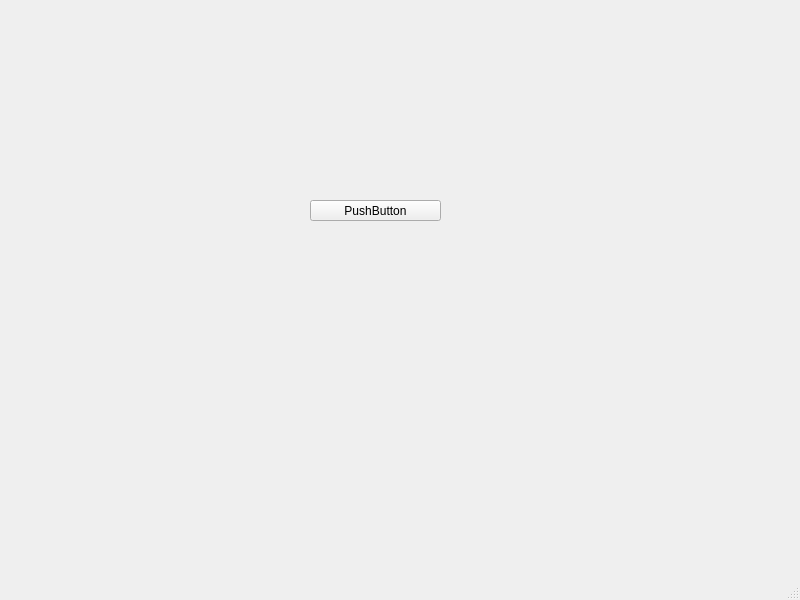
Qt form CyberRange/Client/MainMenu.ui (Pafy-24/CyberRange----POO) before a commit.
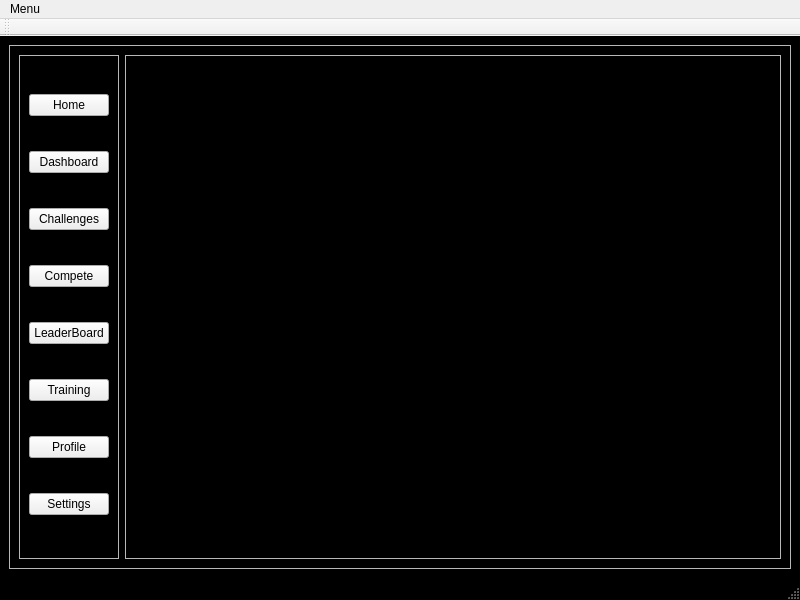
The same form after that commit. Icons and pictures are not drawn.

Commit message: update main menu + pages

Patch:
```diff
--- a/CyberRange/Client/MainMenu.ui
+++ b/CyberRange/Client/MainMenu.ui
@@ -13,20 +13,251 @@
   <property name="windowTitle">
    <string>MainMenu</string>
   </property>
+  <property name="styleSheet">
+   <string notr="true">QMainWindow {
+    background-image: url(:/background/fundal3.jpg);
+    background-position: center;
+    background-repeat: no-repeat;
+    background-color: black;
+}</string>
+  </property>
   <widget class="QWidget" name="centralwidget">
-   <widget class="QPushButton" name="pushButton">
-    <property name="geometry">
-     <rect>
-      <x>310</x>
-      <y>200</y>
-      <width>131</width>
-      <height>21</height>
-     </rect>
-    </property>
-    <property name="text">
-     <string>PushButton</string>
-    </property>
-   </widget>
+   <layout class="QVBoxLayout" name="verticalLayout_3">
+    <item>
+     <widget class="QFrame" name="Content">
+      <property name="frameShape">
+       <enum>QFrame::Shape::StyledPanel</enum>
+      </property>
+      <property name="frameShadow">
+       <enum>QFrame::Shadow::Raised</enum>
+      </property>
+      <layout class="QHBoxLayout" name="horizontalLayout">
+       <item>
+        <widget class="QFrame" name="frameLeftMenu">
+         <property name="frameShape">
+          <enum>QFrame::Shape::StyledPanel</enum>
+         </property>
+         <property name="frameShadow">
+          <enum>QFrame::Shadow::Raised</enum>
+         </property>
+         <layout class="QVBoxLayout" name="verticalLayout">
+          <item>
+           <widget class="QPushButton" name="HomeButton">
+            <property name="text">
+             <string>Home</string>
+            </property>
+           </widget>
+          </item>
+          <item>
+           <widget class="QPushButton" name="DashboardButton">
+            <property name="text">
+             <string>Dashboard</string>
+            </property>
+           </widget>
+          </item>
+          <item>
+           <widget class="QPushButton" name="ChallengesButton">
+            <property name="text">
+             <string>Challenges</string>
+            </property>
+           </widget>
+          </item>
+          <item>
+           <widget class="QPushButton" name="CompeteButton">
+            <property name="text">
+             <string>Compete</string>
+            </property>
+           </widget>
+          </item>
+          <item>
+           <widget class="QPushButton" name="LeaderboardButton">
+            <property name="text">
+             <string>LeaderBoard</string>
+            </property>
+           </widget>
+          </item>
+          <item>
+           <widget class="QPushButton" name="TrainingButton">
+            <property name="text">
+             <string>Training</string>
+            </property>
+           </widget>
+          </item>
+          <item>
+           <widget class="QPushButton" name="ProfileButton">
+            <property name="text">
+             <string>Profile</string>
+            </property>
+           </widget>
+          </item>
+          <item>
+           <widget class="QPushButton" name="SettingsButton">
+            <property name="text">
+             <string>Settings</string>
+            </property>
+           </widget>
+          </item>
+         </layout>
+        </widget>
+       </item>
+       <item>
+        <widget class="QFrame" name="frame_pages">
+         <property name="frameShape">
+          <enum>QFrame::Shape::StyledPanel</enum>
+         </property>
+         <property name="frameShadow">
+          <enum>QFrame::Shadow::Raised</enum>
+         </property>
+         <layout class="QVBoxLayout" name="verticalLayout_2">
+          <item>
+           <widget class="QStackedWidget" name="stackedWidget">
+            <property name="font">
+             <font>
+              <pointsize>14</pointsize>
+             </font>
+            </property>
+            <widget class="QWidget" name="Dashboard">
+             <layout class="QVBoxLayout" name="verticalLayout_4">
+              <item>
+               <widget class="QLabel" name="label_Dash">
+                <property name="font">
+                 <font>
+                  <pointsize>14</pointsize>
+                  <italic>true</italic>
+                  <bold>true</bold>
+                 </font>
+                </property>
+                <property name="text">
+                 <string>DASHBOARD</string>
+                </property>
+                <property name="alignment">
+                 <set>Qt::AlignmentFlag::AlignCenter</set>
+                </property>
+               </widget>
+              </item>
+             </layout>
+            </widget>
+            <widget class="QWidget" name="Home">
+             <layout class="QVBoxLayout" name="verticalLayout_7">
+              <item>
+               <widget class="QLabel" name="label_H">
+                <property name="text">
+                 <string>HOME</string>
+                </property>
+                <property name="alignment">
+                 <set>Qt::AlignmentFlag::AlignCenter</set>
+                </property>
+               </widget>
+              </item>
+             </layout>
+            </widget>
+            <widget class="QWidget" name="Leaderboard">
+             <layout class="QVBoxLayout" name="verticalLayout_8">
+              <item>
+               <widget class="QLabel" name="label_L">
+                <property name="text">
+                 <string>LEADERBOARD</string>
+                </property>
+                <property name="alignment">
+                 <set>Qt::AlignmentFlag::AlignCenter</set>
+                </property>
+               </widget>
+              </item>
+             </layout>
+            </widget>
+            <widget class="QWidget" name="Challenges">
+             <layout class="QVBoxLayout" name="verticalLayout_5">
+              <item>
+               <widget class="QLabel" name="label_Ch">
+                <property name="font">
+                 <font>
+                  <pointsize>14</pointsize>
+                  <italic>true</italic>
+                  <bold>true</bold>
+                 </font>
+                </property>
+                <property name="text">
+                 <string>CHALLENGES</string>
+                </property>
+                <property name="alignment">
+                 <set>Qt::AlignmentFlag::AlignCenter</set>
+                </property>
+               </widget>
+              </item>
+             </layout>
+            </widget>
+            <widget class="QWidget" name="Profile">
+             <layout class="QVBoxLayout" name="verticalLayout_9">
+              <item>
+               <widget class="QLabel" name="label_P">
+                <property name="text">
+                 <string>PROFILE</string>
+                </property>
+                <property name="alignment">
+                 <set>Qt::AlignmentFlag::AlignCenter</set>
+                </property>
+               </widget>
+              </item>
+             </layout>
+            </widget>
+            <widget class="QWidget" name="Settings">
+             <layout class="QVBoxLayout" name="verticalLayout_10">
+              <item>
+               <widget class="QLabel" name="label_S">
+                <property name="text">
+                 <string>SETTINGS</string>
+                </property>
+                <property name="alignment">
+                 <set>Qt::AlignmentFlag::AlignCenter</set>
+                </property>
+               </widget>
+              </item>
+             </layout>
+            </widget>
+            <widget class="QWidget" name="Training">
+             <layout class="QVBoxLayout" name="verticalLayout_11">
+              <item>
+               <widget class="QLabel" name="label_T">
+                <property name="text">
+                 <string>TRAINING</string>
+                </property>
+                <property name="alignment">
+                 <set>Qt::AlignmentFlag::AlignCenter</set>
+                </property>
+               </widget>
+              </item>
+             </layout>
+            </widget>
+            <widget class="QWidget" name="Compete">
+             <layout class="QVBoxLayout" name="verticalLayout_6">
+              <item>
+               <widget class="QLabel" name="label_Comp">
+                <property name="font">
+                 <font>
+                  <pointsize>14</pointsize>
+                  <italic>true</italic>
+                  <bold>true</bold>
+                 </font>
+                </property>
+                <property name="text">
+                 <string>COMPETE</string>
+                </property>
+                <property name="alignment">
+                 <set>Qt::AlignmentFlag::AlignCenter</set>
+                </property>
+               </widget>
+              </item>
+             </layout>
+            </widget>
+           </widget>
+          </item>
+         </layout>
+        </widget>
+       </item>
+      </layout>
+     </widget>
+    </item>
+   </layout>
   </widget>
   <widget class="QMenuBar" name="menubar">
    <property name="geometry">
@@ -37,8 +268,25 @@
      <height>17</height>
     </rect>
    </property>
+   <widget class="QMenu" name="menuMenu">
+    <property name="title">
+     <string>Menu</string>
+    </property>
+   </widget>
+   <addaction name="menuMenu"/>
   </widget>
   <widget class="QStatusBar" name="statusbar"/>
+  <widget class="QToolBar" name="toolBar">
+   <property name="windowTitle">
+    <string>toolBar</string>
+   </property>
+   <attribute name="toolBarArea">
+    <enum>TopToolBarArea</enum>
+   </attribute>
+   <attribute name="toolBarBreak">
+    <bool>false</bool>
+   </attribute>
+  </widget>
  </widget>
  <resources/>
  <connections/>
```
The commit also changes 6 other files.
